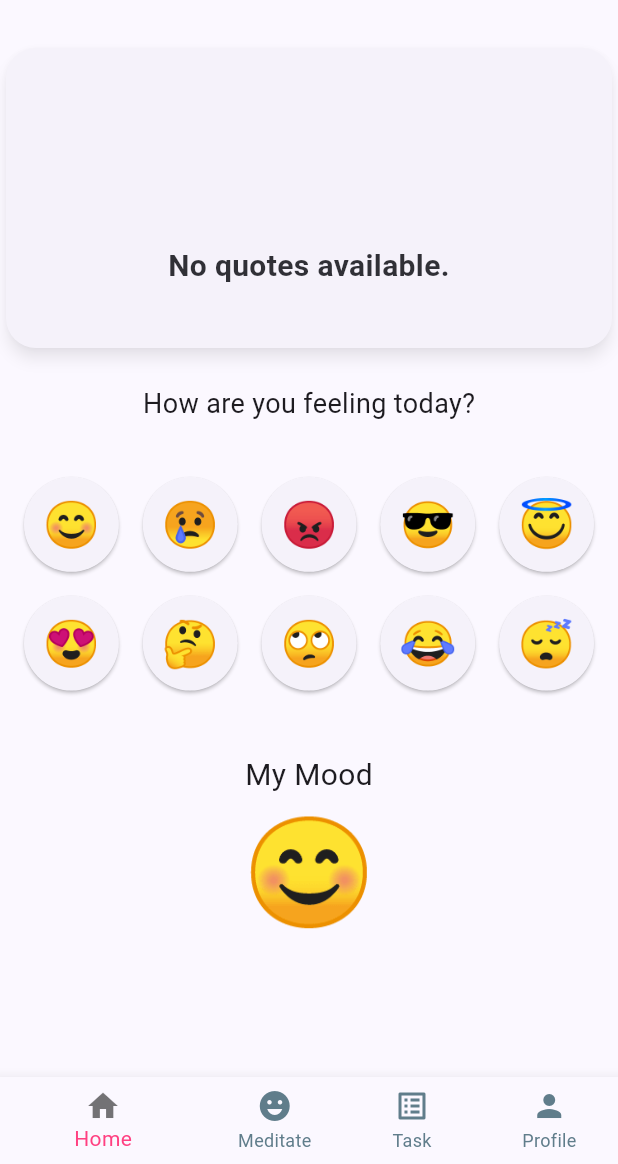
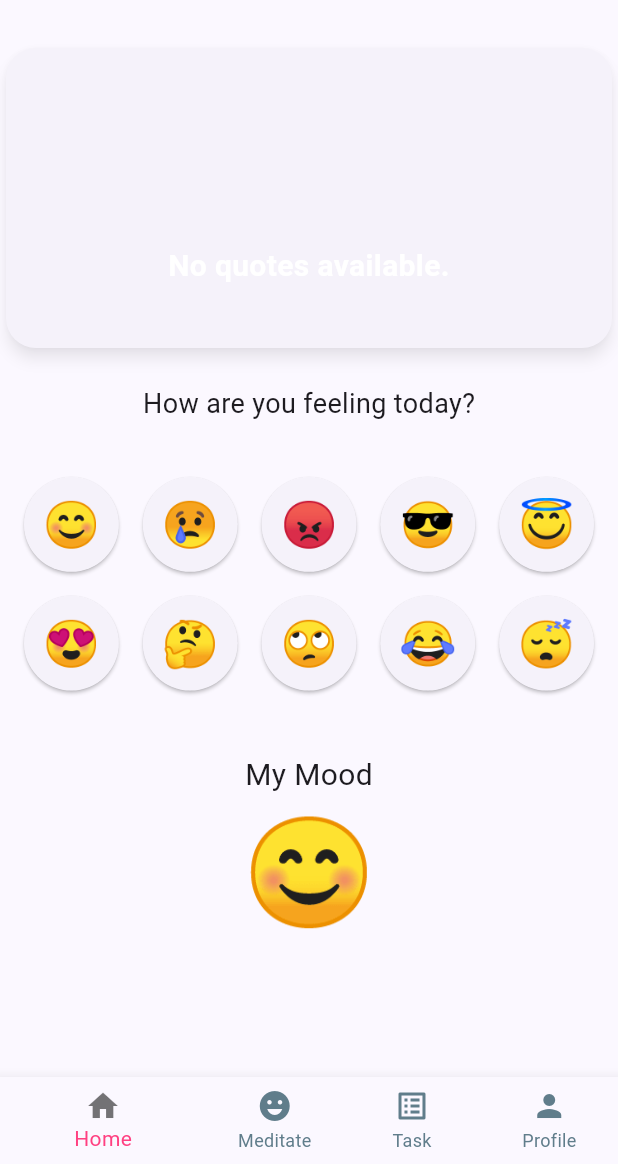
Before and after one commit to malavika2003/health_tracker, a Flutter app: the screen it shows after launch, after a tap on "Get Started!", on a phone screen of 412 x 824 dp, the part 72-1236 px from its top. Run offline on Flutter 3.47's test engine with Material 3 defaults, Android fonts, the phone set to English and light mode, and no system bars; our stand-ins replace cloud_firestore, firebase_auth, firebase_core, google_fonts; accounts and stored records are empty; generated files the repository leaves out were written again; network calls fail; Roboto replaces fonts that are missing (Acme).

Commit message:
added api for images and quotes

```diff
--- a/lib/widgets/quotes_area.dart
+++ b/lib/widgets/quotes_area.dart
@@ -1,14 +1,11 @@
 import 'dart:async';
 import 'dart:convert';
-
+import 'dart:ui'; // Import the 'ui' library for the Color class
 import 'package:http/http.dart' as http;
 import 'package:flutter/material.dart';
 
-
 class QuotesSection extends StatefulWidget {
-  const QuotesSection({super.key});
-
-
+  const QuotesSection({Key? key});
 
   @override
   State<QuotesSection> createState() => _QuotesSectionState();
@@ -19,11 +16,19 @@ class _QuotesSectionState extends State<QuotesSection> {
   var category = 'happiness';
   var apiKey = 'VOKAD3v8FLR7fPMxJsrnNw==5X4ltVJXs0SspJVX';
   List<dynamic>? quoteList;
+  int imagenumber = 0;
+  List? imageList = [];
+
+  Color getContrastColor(Color backgroundColor) {
+
+    double luminance = (0.299 * backgroundColor.red +
+        0.587 * backgroundColor.green +
+        0.114 * backgroundColor.blue) /
+        255;
 
 
-  int imagenumber = 0;
-
-  List? imageList = [];
+    return luminance > 0.2 ? Colors.black : Colors.white;
+  }
 
   @override
   void initState() {
@@ -31,7 +36,6 @@ class _QuotesSectionState extends State<QuotesSection> {
     getImage();
     startImageRotation();
     getQuotes();
-
   }
 
   @override
@@ -63,21 +67,19 @@ class _QuotesSectionState extends State<QuotesSection> {
                   ),
                 ),
               ),
-
             Positioned(
               left: 0,
               right: 0,
               bottom: 20,
-
               child: Container(
                 padding: const EdgeInsets.symmetric(vertical: 20),
                 child: quoteList != null && quoteList!.isNotEmpty
                     ? Text(
-                  "\"${quoteList![0]['quote']}\" - ${quoteList![0]['author']}",
-
+                  "\"${quoteList![0]['quote'] ?? ''}\"",
                   textAlign: TextAlign.center,
                   style: TextStyle(
-                    color: Theme.of(context).colorScheme.onBackground.withOpacity(0.9),
+                    color: getContrastColor(
+                        Theme.of(context).colorScheme.onBackground),
                     fontWeight: FontWeight.bold,
                     fontSize: 20,
                   ),
@@ -86,12 +88,12 @@ class _QuotesSectionState extends State<QuotesSection> {
                   "No quotes available.",
                   textAlign: TextAlign.center,
                   style: TextStyle(
-                  color: Theme.of(context).colorScheme.onBackground.withOpacity(0.9),
+                    color: getContrastColor(
+                        Theme.of(context).colorScheme.onBackground),
                     fontWeight: FontWeight.bold,
                     fontSize: 20,
                   ),
                 ),
-
               ),
             ),
           ],
@@ -101,19 +103,18 @@ class _QuotesSectionState extends State<QuotesSection> {
   }
 
   void getImage() async {
-    var url = 'https://api.unsplash.com/search/photos?per_page=30&query=nature&order_by=relevant&client_id=$accessKey';
+    var url =
+        'https://api.unsplash.com/search/photos?per_page=30&query=nature&order_by=relevant&client_id=$accessKey';
     var uri = Uri.parse(url);
     var response = await http.get(uri);
     var unsplashData = json.decode(response.body);
-
     setState(() {
       imageList = unsplashData['results'];
     });
   }
 
   void startImageRotation() {
-
-    const Duration rotationDuration = Duration(seconds: 1000);
+    const Duration rotationDuration = Duration(seconds: 10);
 
     Timer.periodic(rotationDuration, (timer) {
       if (imageList != null && imageList!.isNotEmpty) {
@@ -123,6 +124,7 @@ class _QuotesSectionState extends State<QuotesSection> {
       }
     });
   }
+
   void getQuotes() async {
     var apiUrl = 'https://api.api-ninjas.com/v1/quotes?category=$category';
     try {
@@ -133,7 +135,7 @@ class _QuotesSectionState extends State<QuotesSection> {
 
       if (response.statusCode == 200) {
         setState(() {
-          quoteList = json.decode(response.body)['results'];
+          quoteList = json.decode(response.body);
         });
       } else {
         print("Error: ${response.statusCode} ${response.body}");
```
Lines whose indentation alone changed are shown as unchanged.
